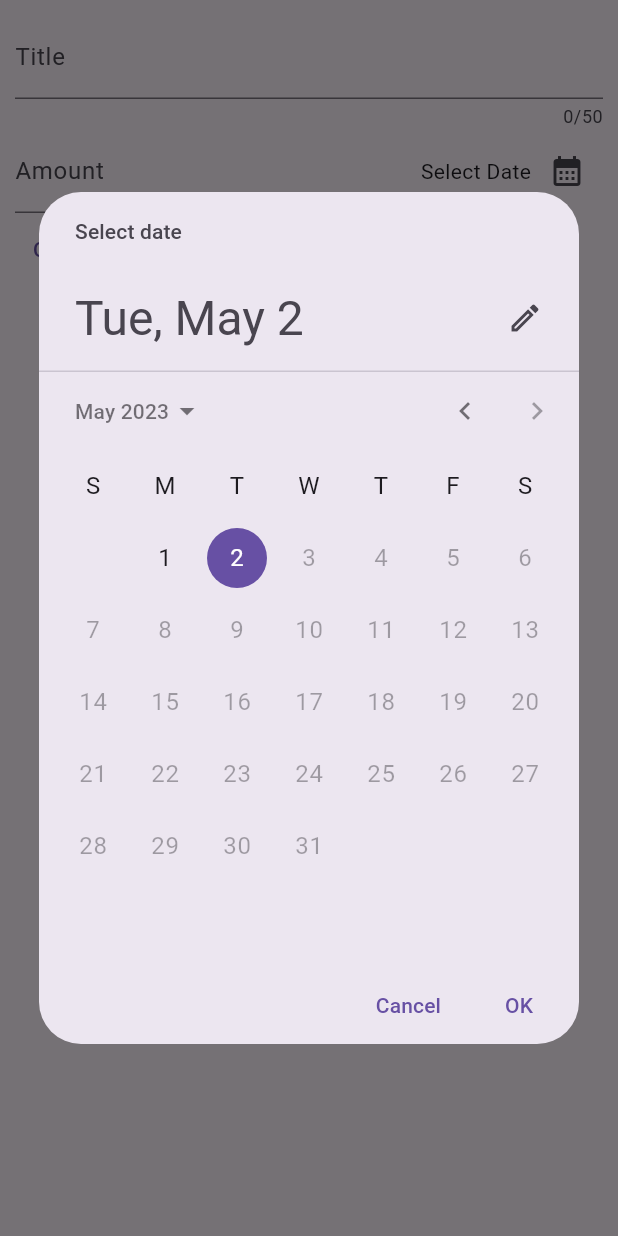
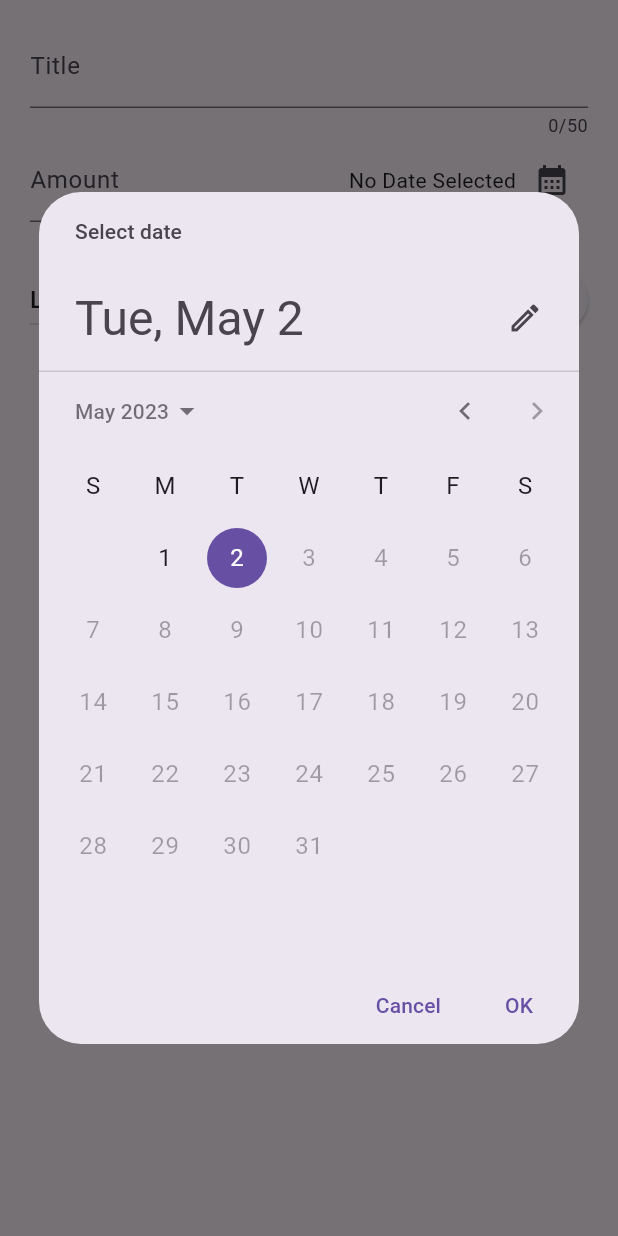
Before and after one commit to Priyanshu-24/expense-tracker-flutter, a Flutter app: the NewExpense widget shown alone on an empty page, opened directly, after a tap on the "calendar month" icon, on a phone screen of 412 x 824 dp. Run offline on Flutter 3.47's test engine with Material 2 defaults, Android fonts, the phone set to English and light mode, and no system bars.

```diff
--- a/lib/widgets/new_expense.dart
+++ b/lib/widgets/new_expense.dart
@@ -1,4 +1,10 @@
 import 'package:flutter/material.dart';
+import 'package:expense_tracker/models/expense.dart';
+import 'package:intl/intl.dart';
+import 'package:uuid/uuid.dart';
+
+const uuid = Uuid();
+final formatter = DateFormat.yMd();
 
 class NewExpense extends StatefulWidget {
   const NewExpense({super.key});
@@ -12,15 +18,21 @@ class NewExpense extends StatefulWidget {
 class _NewExpenseState extends State<NewExpense> {
   final _titleController = TextEditingController();
   final _amountController = TextEditingController();
+  DateTime? _selectedDate;
+  Category _selectedCategory = Category.leisure;
 
-  void _presentDatePicker() {
+  void _presentDatePicker() async {
     final now = DateTime.now();
     final firstDate = DateTime(now.year - 1, now.month, now.day);
-    showDatePicker(
-        context: context,
-        initialDate: now,
-        firstDate: firstDate,
-        lastDate: now);
+    final pickedDate = await showDatePicker(
+      context: context,
+      initialDate: now,
+      firstDate: firstDate,
+      lastDate: now,
+    );
+    setState(() {
+      _selectedDate = pickedDate;
+    });
   }
 
   @override
@@ -33,7 +45,10 @@ class _NewExpenseState extends State<NewExpense> {
   @override
   Widget build(BuildContext context) {
     return Padding(
-      padding: const EdgeInsets.all(10),
+      padding: const EdgeInsets.symmetric(
+        horizontal: 20,
+        vertical: 16,
+      ),
       child: Column(children: [
         TextField(
           controller: _titleController,
@@ -60,7 +75,11 @@ class _NewExpenseState extends State<NewExpense> {
                 mainAxisAlignment: MainAxisAlignment.end,
                 crossAxisAlignment: CrossAxisAlignment.center,
                 children: [
-                  const Text('Select Date'),
+                  Text(
+                    _selectedDate == null
+                        ? 'No Date Selected'
+                        : formatter.format(_selectedDate!),
+                  ),
                   IconButton(
                     onPressed: _presentDatePicker,
                     icon: const Icon(Icons.calendar_month),
@@ -70,8 +89,29 @@ class _NewExpenseState extends State<NewExpense> {
             ),
           ],
         ),
+        const SizedBox(height: 28),
         Row(
           children: [
+            DropdownButton(
+              value: _selectedCategory,
+              items: Category.values
+                  .map(
+                    (category) => DropdownMenuItem(
+                      value: category,
+                      child: Text(
+                        category.name.toUpperCase(),
+                      ),
+                    ),
+                  )
+                  .toList(),
+              onChanged: (value) {
+                if (value == null) return;
+                setState(() {
+                  _selectedCategory = value;
+                });
+              },
+            ),
+            const Spacer(),
             TextButton(
               onPressed: () {
                 Navigator.pop(context);
```
